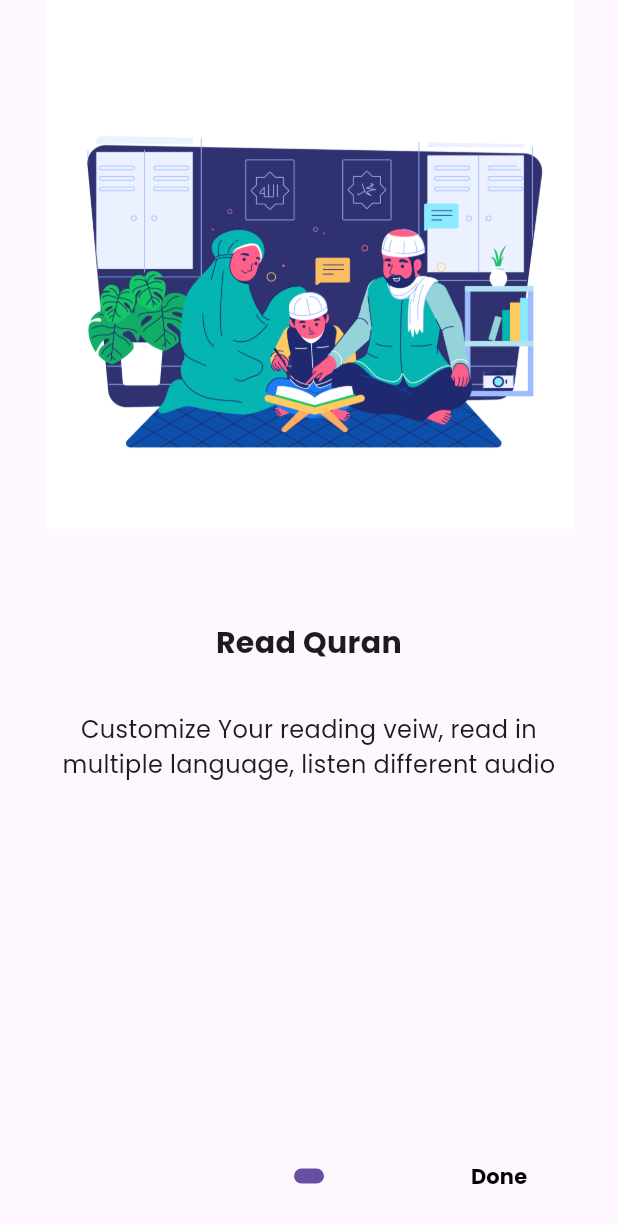
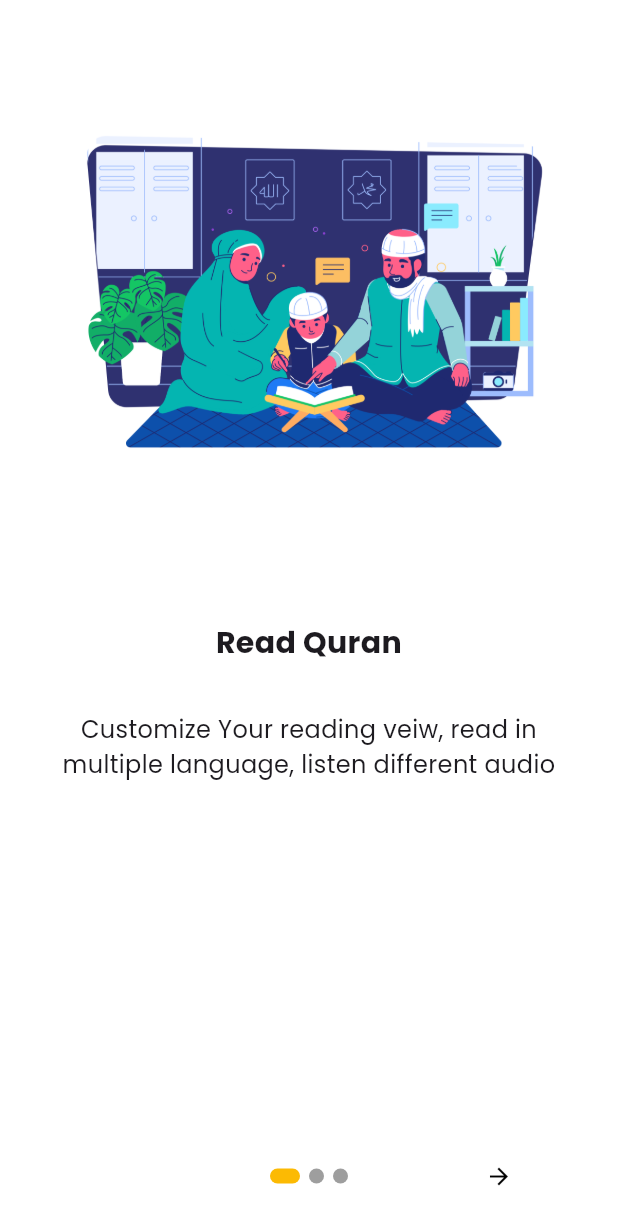
Before and after one commit to shaharyar4t4/Ilmora, a Flutter app: the screen it shows after launch, on a phone screen of 412 x 824 dp. Shown: the top 1225 px of the screen. Run offline on Flutter 3.47's test engine with Material 3 defaults, Android fonts, the phone set to English and light mode, and no system bars; drawn by our look-alikes of introduction_screen.

Commit message:
update the logo and complete the onboreding image

```diff
--- a/lib/main.dart
+++ b/lib/main.dart
@@ -17,6 +17,8 @@ class MyApp extends StatelessWidget {
       theme: ThemeData(
         fontFamily: 'Poppins',
         primarySwatch: Constants.kSwatchColor,
+        primaryColor: Constants.kPrimary,
+        scaffoldBackgroundColor: Colors.white,
       ),
       home: SplashScreen(),
     );
--- a/lib/screens/onborading_screen.dart
+++ b/lib/screens/onborading_screen.dart
@@ -15,6 +15,7 @@ class _OnboradingScreenState extends State<OnboradingScreen> {
   Widget build(BuildContext context) {
     return SafeArea(
       child: Scaffold(
+        backgroundColor: Colors.white,
         body: IntroductionScreen(
           pages: [
             PageViewModel(
@@ -28,9 +29,31 @@ class _OnboradingScreenState extends State<OnboradingScreen> {
               ),
               image: Center(child: Image.asset('assets/image/quran.png')),
             ),
+            PageViewModel(
+              title: "Prayer Alerts",
+              bodyWidget: Column(
+                mainAxisAlignment: MainAxisAlignment.center,
+                crossAxisAlignment: CrossAxisAlignment.center,
+                children: const [Padding(
+                  padding: EdgeInsets.all(8.0),
+                  child: Text("Choose your adhan, which prayer to be notified of and how often", textAlign: TextAlign.center, style: TextStyle(fontSize: 16.0),))],
+              ),
+              image: Center(child: Image.asset('assets/image/prayer.png')),
+            ),
+             PageViewModel(
+              title: "Build better habits",
+              bodyWidget: Column(
+                mainAxisAlignment: MainAxisAlignment.center,
+                crossAxisAlignment: CrossAxisAlignment.center,
+                children: const [Padding(
+                  padding: EdgeInsets.all(8.0),
+                  child: Text("Make Islamic practices a part of your daily life in a way that best suits your life", textAlign: TextAlign.center, style: TextStyle(fontSize: 16.0),))],
+              ),
+              image: Center(child: Image.asset('assets/image/zakat.png')),
+            ),
           ],
-          showSkipButton: true,
-          skip: const Icon(Icons.skip_next),
+          // showSkipButton: true,
+          // skip: const Icon(Icons.skip_next),
           onDone: () {
             Navigator.pushReplacement(
               context,
@@ -47,8 +70,8 @@ class _OnboradingScreenState extends State<OnboradingScreen> {
           dotsDecorator: DotsDecorator(
             size: const Size.square(10.0),
             activeSize: const Size(20.0, 10.0),
-            // activeColor: Theme.of(context).colorScheme.secondary,
-            color: Constants.kPrimary,
+            activeColor: Constants.kPrimary,
+            color: Colors.grey,
             spacing: const EdgeInsets.symmetric(horizontal: 3.0),
             activeShape: RoundedRectangleBorder(
               borderRadius: BorderRadius.circular(25.0),
--- a/lib/screens/splash_screen.dart
+++ b/lib/screens/splash_screen.dart
@@ -31,7 +31,7 @@ class _SplashScreenState extends State<SplashScreen> {
           Center(
             child: Text(
               "Ilmora",
-              style: TextStyle(color: Colors.black, fontSize: 30.0, fontFamily: 'Poppins'),
+              style: TextStyle(color: Colors.black, fontSize: 40.0, fontFamily: 'Poppins'),
             ),
           ),
           Positioned(
```
Also changed, not shown: 15 other files.
